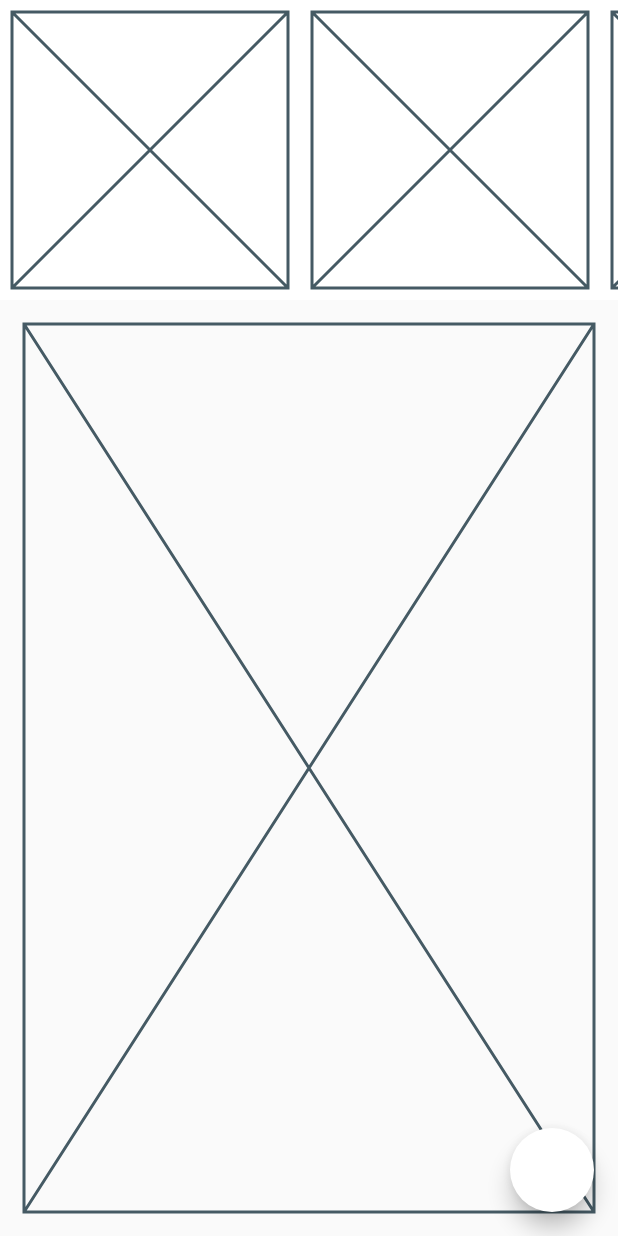
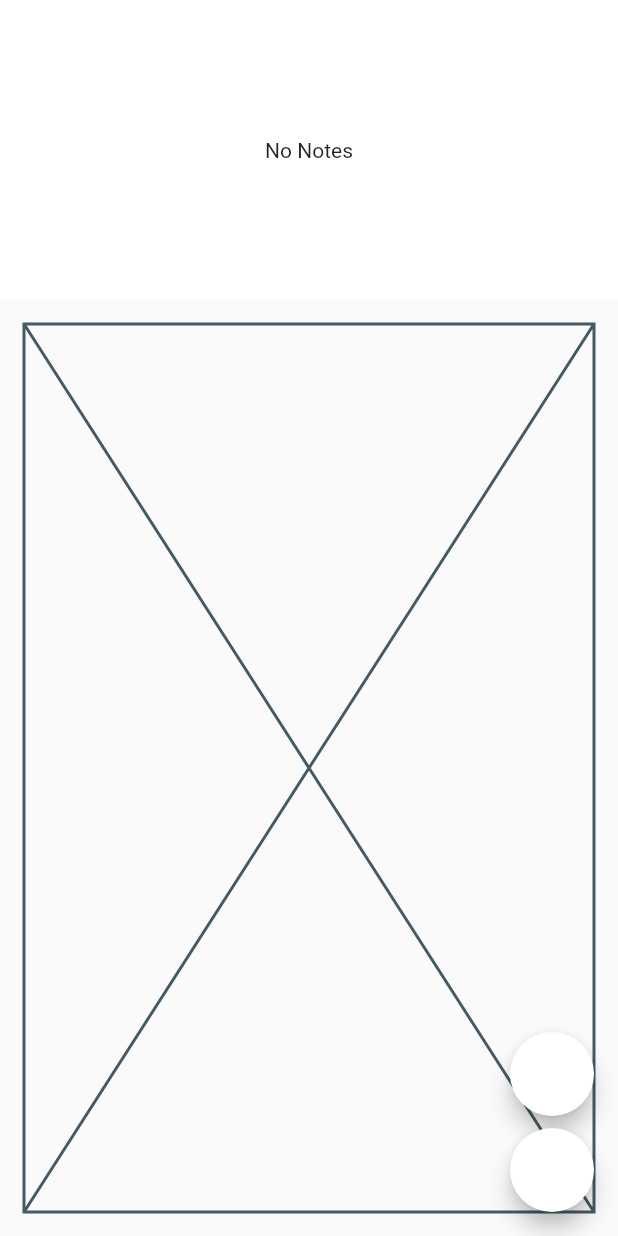
Before and after one commit to TDuffinNTU/Gnotes, a Flutter app: the screen it shows after launch, after a tap on the "menu" icon, on a phone screen of 412 x 824 dp. Run offline on Flutter 3.47's test engine with Material 2 defaults, Android fonts, the phone set to English and light mode, and no system bars; drawn by our look-alikes of flutter_animate; our stand-ins replace flutter_riverpod, freezed_annotation; missing offline and left inert: adwaita, contextual_menu, intersperse, libadwaita; generated files the repository leaves out were written again.

Commit message:
Lots of improvements to old version but still not ready for main xx

```diff
--- /dev/null
+++ b/lib/models/home_screen/home_screen_model.dart
@@ -0,0 +1 @@
+//TODO homescreen model to monitor - selected note, current state of shade
--- a/lib/screens/home_screen.dart
+++ b/lib/screens/home_screen.dart
@@ -2,12 +2,13 @@ import 'package:adwaita/adwaita.dart';
 import 'package:flutter/material.dart';
 import 'package:flutter_animate/flutter_animate.dart';
 import 'package:flutter_riverpod/flutter_riverpod.dart';
+import 'package:my_app/models/notes/notes_notifier.dart';
 import 'package:my_app/widgets/spacing.dart';
 
 import '../widgets/notes_shade.dart';
 
 class MyApp extends StatelessWidget {
-  const MyApp({Key? key}) : super(key: key);
+  const MyApp({super.key});
 
   @override
   Widget build(BuildContext context) {
@@ -21,7 +22,7 @@ class MyApp extends StatelessWidget {
 }
 
 class MyHomePage extends ConsumerStatefulWidget {
-  const MyHomePage({Key? key}) : super(key: key);
+  const MyHomePage({super.key});
 
   @override
   ConsumerState<ConsumerStatefulWidget> createState() => _MyHomePageState();
@@ -33,13 +34,26 @@ class _MyHomePageState extends ConsumerState<MyHomePage> {
   @override
   Widget build(BuildContext context) {
     return Scaffold(
-      floatingActionButton: FloatingActionButton(
+      floatingActionButton: Column(
+        mainAxisAlignment: MainAxisAlignment.end,
+        children: [
+          FloatingActionButton(
+            backgroundColor: Theme.of(context).cardColor,
+            onPressed: () =>
+                ref.read(notesProvider.notifier).addNote('Hello world!'),
+          ),
+          const SizedBox(
+            height: 8,
+          ),
+          FloatingActionButton(
             backgroundColor: Theme.of(context).cardColor,
             onPressed: () => setState(() {
               open = !open;
             }),
             tooltip: 'Toggle Notes Shade',
             child: const Icon(Icons.menu),
+          ),
+        ],
       ),
       body: Stack(
         children: [
@@ -52,6 +66,7 @@ class _MyHomePageState extends ConsumerState<MyHomePage> {
   }
 }
 
+// TODO move to own file
 class NoteView extends StatelessWidget {
   const NoteView({super.key, required this.isOpen});
 
--- a/lib/widgets/notes_shade.dart
+++ b/lib/widgets/notes_shade.dart
@@ -1,14 +1,17 @@
 import 'package:flutter/material.dart';
 import 'package:flutter_animate/flutter_animate.dart';
+import 'package:flutter_riverpod/flutter_riverpod.dart';
+import 'package:my_app/models/notes/notes_notifier.dart';
+import 'package:my_app/widgets/note_widget.dart';
 import 'package:my_app/widgets/spacing.dart';
 
-class NotesShade extends StatelessWidget {
+class NotesShade extends ConsumerWidget {
   const NotesShade({super.key, required this.isOpen});
 
   final bool isOpen;
 
   @override
-  Widget build(BuildContext context) {
+  Widget build(BuildContext context, WidgetRef ref) {
     // Sync the scrolling state of the notes view to the scrollbar.
     final scrollController = ScrollController();
 
@@ -17,21 +20,29 @@ class NotesShade extends StatelessWidget {
       child: Scrollbar(
         controller: scrollController,
         child: ConstrainedBox(
-          constraints: const BoxConstraints(maxHeight: Spacing.shadeHeight),
-          child: SingleChildScrollView(
+          constraints: const BoxConstraints(
+            maxHeight: Spacing.shadeHeight,
+            minHeight: Spacing.shadeHeight,
+            minWidth: double.infinity,
+          ),
+          child: ref.read(notesProvider).isEmpty
+              ? const Center(child: Text('No Notes'))
+              : SingleChildScrollView(
                   controller: scrollController,
                   scrollDirection: Axis.horizontal,
                   child: Row(
-              children: List.generate(
-                30,
-                (index) => const Padding(
-                  padding: EdgeInsets.all(Spacing.cardSpacing),
-                  child: AspectRatio(
+                    children: [
+                      ...List.generate(
+                        ref.watch(notesProvider).length,
+                        (index) => AspectRatio(
                           aspectRatio: 1,
-                    child: Placeholder(),
+                          child: NoteWidget(
+                            index: index,
+                            content: ref.watch(notesProvider)[index].content,
                           ),
                         ),
                       ),
+                    ],
                   ),
                 ),
         ),
--- a/lib/widgets/spacing.dart
+++ b/lib/widgets/spacing.dart
@@ -18,7 +18,7 @@ class Spacing {
   static const double shadeHeight = 200;
 
   /// The padding between notes cards.
-  static const double cardSpacing = 8;
+  static const double cardSpacing = 16;
 
   /// Minimum size of the program.
   static const Size minimumWindowSize = Size(300, 600);
```
Also changed, not shown: lib/models/notes/notes_notifier.dart (+2 -27 lines), lib/widgets/note_widget.dart (+1 -25 lines), lib/models/home_screen/home_screen_notifier.dart (added). Lines whose indentation alone changed are shown as unchanged.
